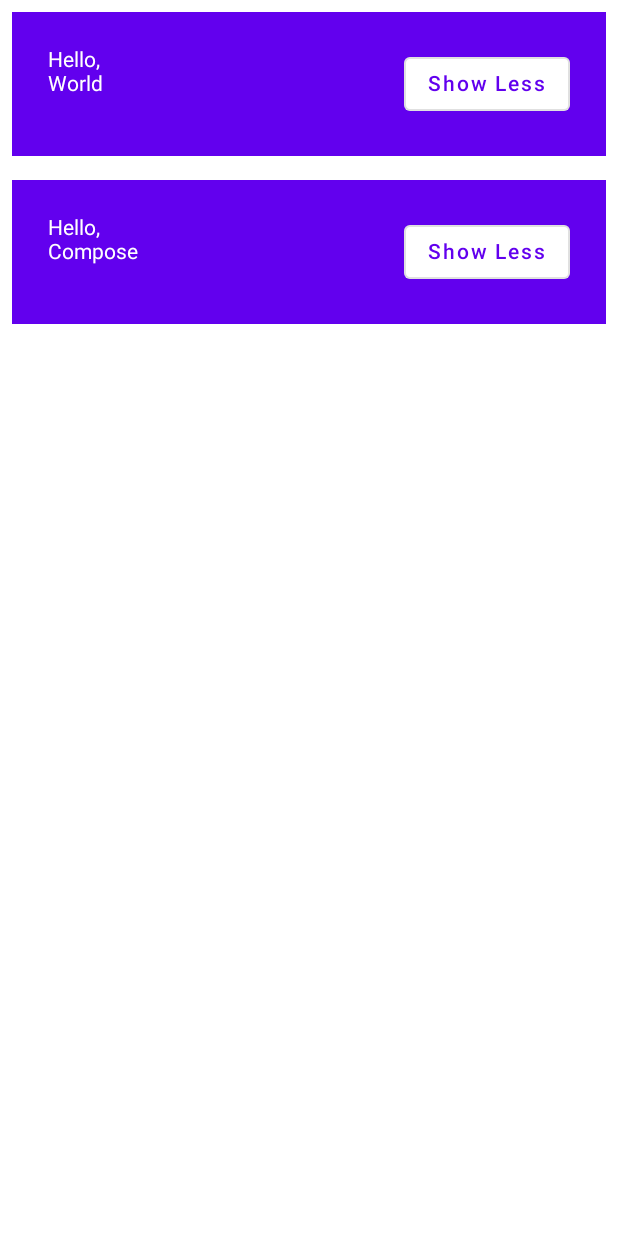
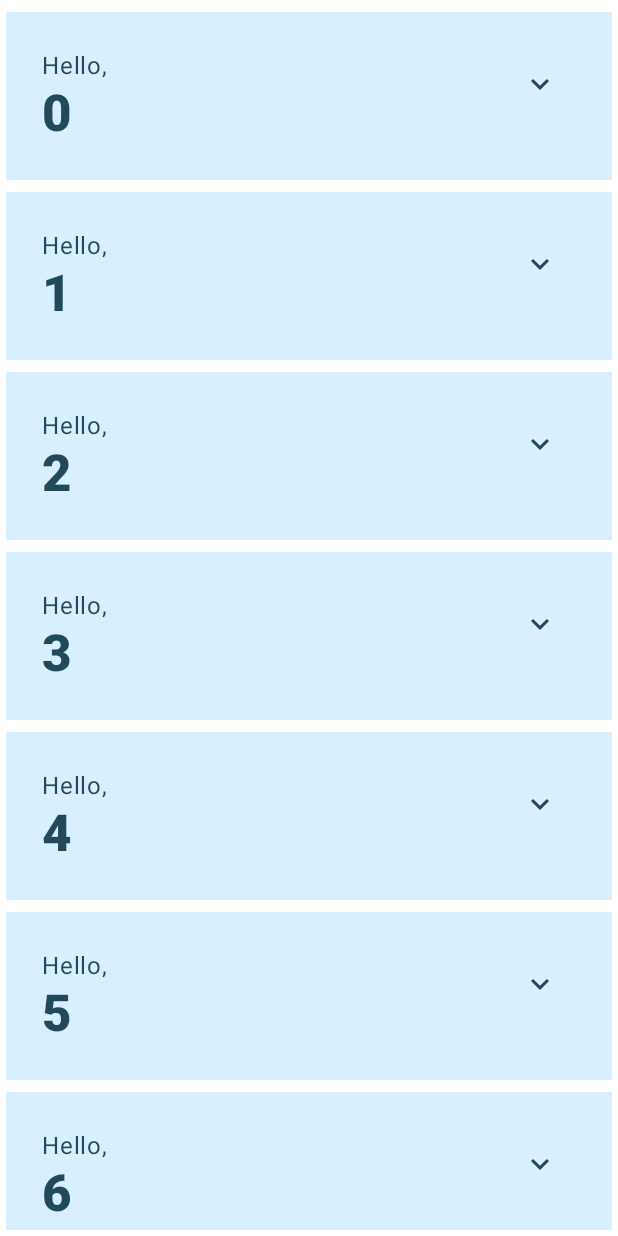
Before and after one commit to Allurecruel/FirstAndroidForm, an Android app built with Jetpack Compose: the MainActivity screen opened directly, with no data from a screen before it, after a tap on "Continue", on a phone screen of 412 x 824 dp. Run offline under Robolectric (Android 15) with nearby library versions, the phone set to English and light mode, and no system bars.

Commit message:
Example: Finish

```diff
--- a/app/build.gradle
+++ b/app/build.gradle
@@ -64,4 +64,6 @@ dependencies {
     implementation 'androidx.lifecycle:lifecycle-viewmodel-compose:1.0.0-alpha07'
     // UI Tests
     androidTestImplementation 'androidx.compose.ui:ui-test-junit4:1.0.5'
+
+    implementation "androidx.compose.material:material-icons-extended:1.0.5"
 }
--- a/app/src/main/java/com/example/androidtask/BasicApp.kt
+++ b/app/src/main/java/com/example/androidtask/BasicApp.kt
@@ -1,31 +1,64 @@
 package com.example.androidtask
 
+import androidx.compose.animation.core.Spring
+import androidx.compose.animation.core.animateDpAsState
+import androidx.compose.animation.core.spring
 import androidx.compose.foundation.layout.*
+import androidx.compose.foundation.lazy.LazyColumn
+import androidx.compose.foundation.lazy.items
 import androidx.compose.material.*
 import androidx.compose.runtime.*
+import androidx.compose.runtime.saveable.rememberSaveable
 import androidx.compose.ui.Alignment
 import androidx.compose.ui.Modifier
+import androidx.compose.ui.res.stringResource
+import androidx.compose.ui.text.font.FontWeight
 import androidx.compose.ui.unit.dp
+import androidx.compose.material.icons.Icons.Filled
+import androidx.compose.material.icons.filled.ExpandLess
+import androidx.compose.material.icons.filled.ExpandMore
 
 class BasicApp {
 
     @Composable
     private fun Greeting(name: String) {
         var expanded by remember { mutableStateOf(false) }
-        val extraPadding = if (expanded) 48.dp else 0.dp
+        val extraPadding by animateDpAsState(
+            targetValue = if (expanded) 48.dp else 0.dp,
+            animationSpec = spring(
+                dampingRatio = Spring.DampingRatioMediumBouncy,
+                stiffness = Spring.StiffnessLow
+            )
+        )
 
         Surface(
-            color = MaterialTheme.colors.primary
+            color = MaterialTheme.colors.primary,
+            modifier = Modifier.padding(vertical = 4.dp, horizontal = 4.dp)
         ) {
             Row(modifier = Modifier.padding(24.dp)) {
                 Column(modifier = Modifier
                     .weight(1f)
-                    .padding(bottom = extraPadding)) {
+                    .padding(bottom = extraPadding.coerceAtLeast(0.dp))) {
                     Text("Hello, ")
-                    Text("$name")
+                    Text(text = "$name",
+                    style = MaterialTheme.typography.h4.copy(
+                        fontWeight = FontWeight.ExtraBold
+                    ))
+                    if (expanded) {
+                        Text(
+                            text = ("Composeme ipsumcolorsit lazy, padding theme dlit, sed do bouncy. ").repeat(4)
+                        )
+                    }
                 }
-                OutlinedButton(onClick = { expanded = !expanded }) {
-                    Text(text = if (expanded) "Show More" else "Show Less")
+                IconButton(onClick = { expanded = !expanded}) {
+                    Icon(
+                        imageVector = if (expanded) Filled.ExpandLess else Filled.ExpandMore,
+                        contentDescription = if (expanded) {
+                            stringResource(R.string.show_less)
+                        } else {
+                            stringResource(R.string.show_more)
+                        }
+                    )
                 }
             }
         }
@@ -33,15 +66,10 @@ class BasicApp {
 
     @Composable
     private fun Greetings() {
-        val names: List<String> = listOf("World", "Compose")
-        Column() {
-            for (name in names) {
-                Surface(
-                    color = MaterialTheme.colors.background,
-                    modifier = Modifier.padding(8.dp)
-                ) {
-                    Greeting(name = name)
-                }
+        val names: List<String> = List(1000){ "$it" }
+        LazyColumn(modifier = Modifier.padding(vertical = 4.dp)) {
+            items(items = names) {
+                name -> Greeting(name = name)
             }
         }
     }
@@ -67,7 +95,7 @@ class BasicApp {
 
     @Composable
     fun MyApp() {
-        var shouldShowOnboard by remember { mutableStateOf(true) }
+        var shouldShowOnboard by rememberSaveable  { mutableStateOf(true) }
 
         if (shouldShowOnboard) {
             OnboardingScreen(onContinueClicked = { shouldShowOnboard = false })
--- a/app/src/main/java/com/example/androidtask/MainActivity.kt
+++ b/app/src/main/java/com/example/androidtask/MainActivity.kt
@@ -1,5 +1,7 @@
 package com.example.androidtask
 
+import BasicsCodelabTheme
+import android.content.res.Configuration.UI_MODE_NIGHT_YES
 import android.os.Bundle
 import androidx.activity.compose.setContent
 import androidx.appcompat.app.AppCompatActivity
@@ -10,13 +12,20 @@ class MainActivity : AppCompatActivity() {
     override fun onCreate(savedInstanceState: Bundle?) {
         super.onCreate(savedInstanceState)
         setContent {
-            OnboardingPreview()
+            DefaultProview()
         }
     }
 
-    @Preview(showBackground = true, widthDp = 320, heightDp = 320)
+    @Preview(
+        showBackground = true,
+        widthDp = 320,
+        uiMode = UI_MODE_NIGHT_YES,
+        name = "DefaultPreviewDark"
+    )
     @Composable
-    fun OnboardingPreview() {
-        BasicApp().MyApp()
+    fun DefaultProview() {
+        BasicsCodelabTheme {
+            BasicApp().MyApp()
+        }
     }
 }
--- /dev/null
+++ b/app/src/main/java/com/example/androidtask/Theme.kt
@@ -0,0 +1,46 @@
+import androidx.compose.foundation.isSystemInDarkTheme
+import androidx.compose.material.MaterialTheme
+import androidx.compose.material.MaterialTheme.shapes
+import androidx.compose.material.MaterialTheme.typography
+import androidx.compose.material.darkColors
+import androidx.compose.material.lightColors
+import androidx.compose.runtime.Composable
+import androidx.compose.ui.graphics.Color
+
+val Navy = Color(0xFF073042)
+val Blue = Color(0xFF4285F4)
+val LightBlue = Color(0xFFD7EFFE)
+val Chartreuse = Color(0xFFEFF7CF)
+
+private val DarkColorPalette = darkColors(
+    surface = Blue,
+    onSurface = Navy,
+    primary = Navy,
+    onPrimary = Chartreuse
+)
+
+private val LightColorPalette = lightColors(
+    surface = Blue,
+    onSurface = Color.White,
+    primary = LightBlue,
+    onPrimary = Navy
+)
+
+@Composable
+fun BasicsCodelabTheme(
+    darkTheme: Boolean = isSystemInDarkTheme(),
+    content: @Composable () -> Unit
+) {
+    val colors = if (darkTheme) {
+        DarkColorPalette
+    } else {
+        LightColorPalette
+    }
+
+    MaterialTheme(
+        colors = colors,
+        typography = typography,
+        shapes = shapes,
+        content = content
+    )
+}
```
Also changed, not shown: app/src/main/res/values/strings.xml (added, +15 -0 lines).
